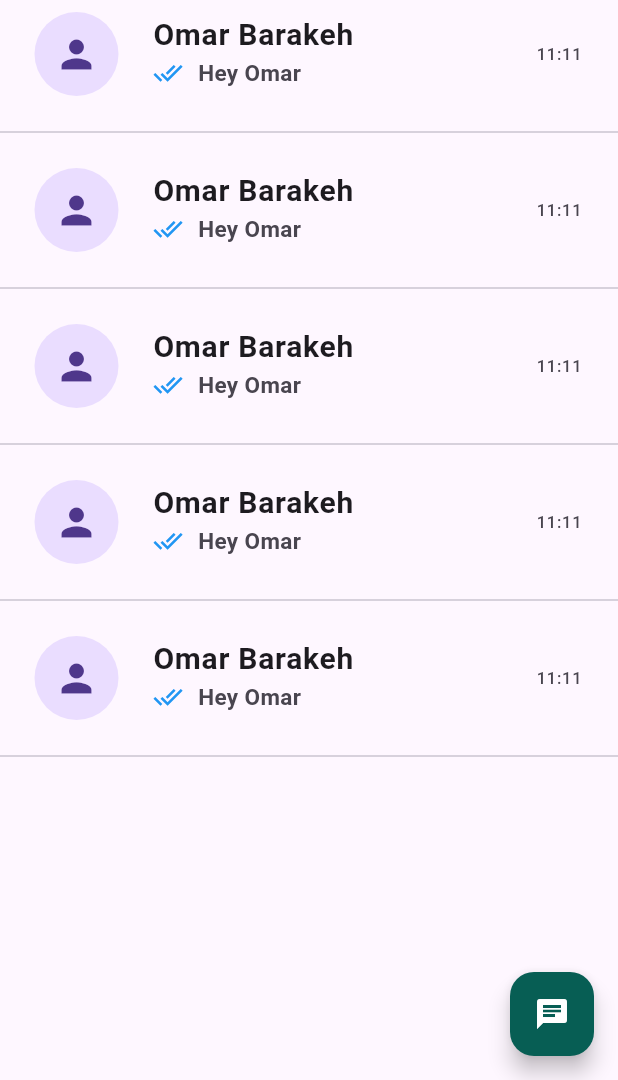
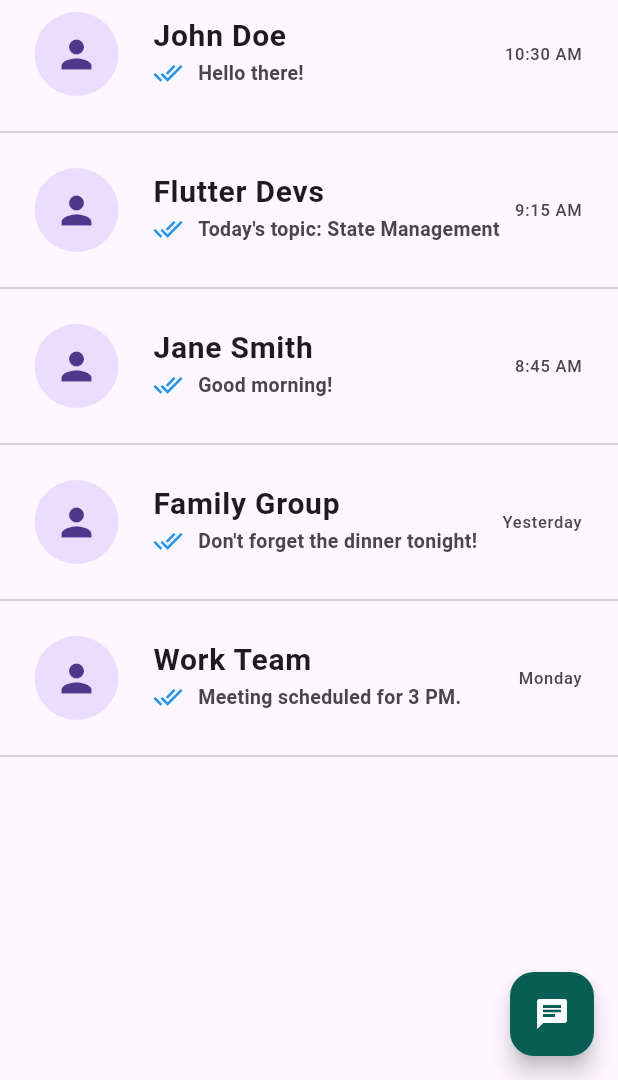
Before and after one commit to omar-albarakeh/chatapp, a Flutter app: the screen it shows after launch, on a phone screen of 412 x 824 dp, the part 156-1236 px from its top. Run offline on Flutter 3.47's test engine with Material 3 defaults, Android fonts, the phone set to English and light mode, and no system bars.

Commit message:
flutter <> customui automatically updated

```diff
--- a/lib/CustomUI/CustomUI.dart
+++ b/lib/CustomUI/CustomUI.dart
@@ -2,7 +2,7 @@ import 'package:chatbot/Model/ChatModel.dart';
 import 'package:flutter/material.dart';
 
 class CustomUI extends StatefulWidget {
-  const CustomUI({super.key,required this.chatModel});
+  const CustomUI({super.key, required this.chatModel});
   final ChatModel chatModel;
 
   @override
@@ -25,7 +25,7 @@ class _CustomUIState extends State<CustomUI> {
               radius: 35,
             ),
             title: Text(
-              "Omar Barakeh",
+              widget.chatModel.name,
               style: TextStyle(fontSize: 20, fontWeight: FontWeight.bold),
             ),
             subtitle: Row(
@@ -37,12 +37,12 @@ class _CustomUIState extends State<CustomUI> {
                 ),
                 SizedBox(width: 10),
                 Text(
-                  "Hey Omar",
-                  style: TextStyle(fontSize: 15, fontWeight: FontWeight.bold),
+                  widget.chatModel.currentMessage,
+                  style: TextStyle(fontSize: 13, fontWeight: FontWeight.bold),
                 ),
               ],
             ),
-            trailing: Text("11:11"),
+            trailing: Text(widget.chatModel.time),
           ),
           Padding(
             padding: EdgeInsets.symmetric(vertical: 8.0),
```
